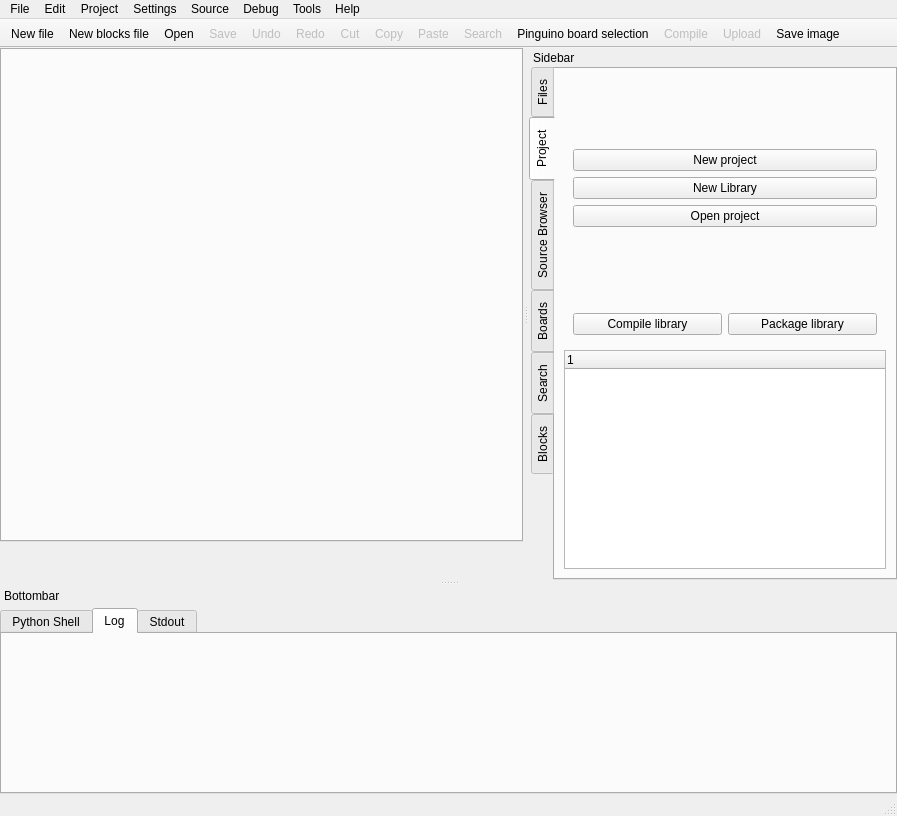
Old version of the form qtgui/frames/main.ui in the repository PinguinoIDE/pinguino-ide.
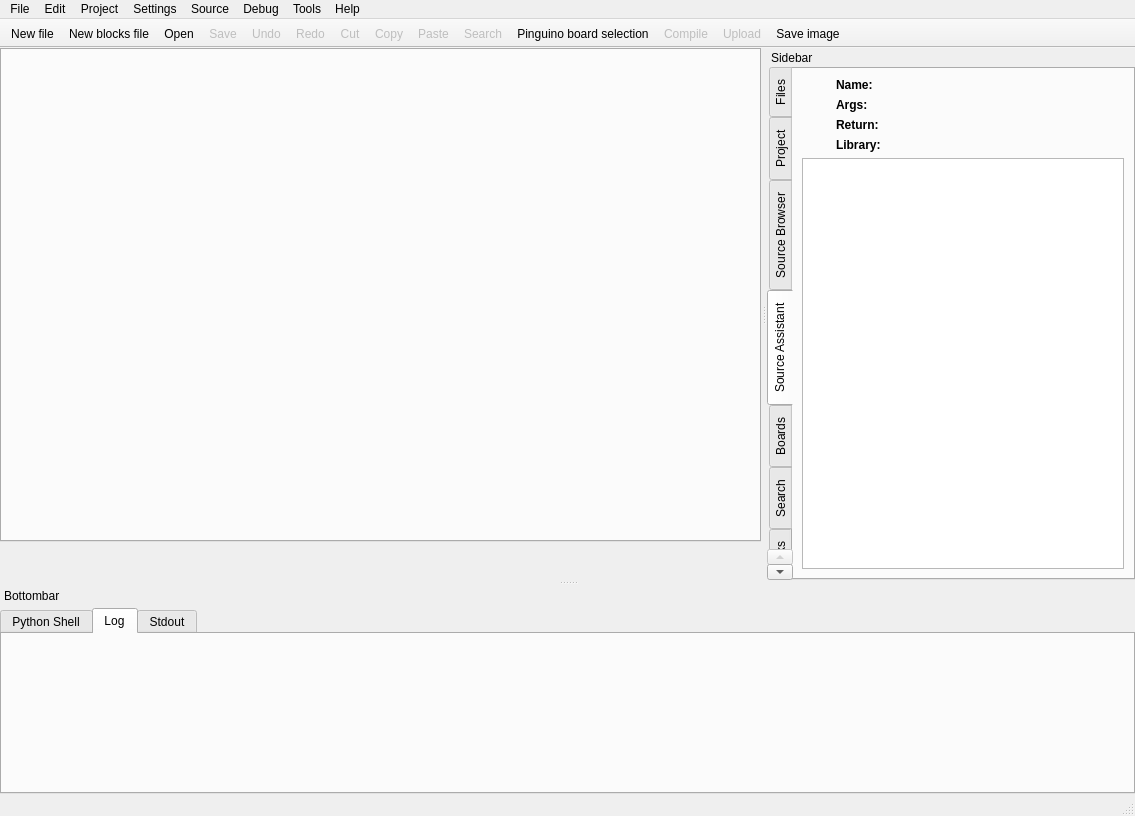
New version of the form. Icons and pictures are not drawn.

Commit message: Experimental feature, Source Assistant.

Diff of the .ui file:
```diff
--- a/qtgui/frames/main.ui
+++ b/qtgui/frames/main.ui
@@ -6,7 +6,7 @@
    <rect>
     <x>0</x>
     <y>0</y>
-    <width>897</width>
+    <width>1135</width>
     <height>816</height>
    </rect>
   </property>
@@ -99,7 +99,7 @@
     <rect>
      <x>0</x>
      <y>0</y>
-     <width>897</width>
+     <width>1135</width>
      <height>29</height>
     </rect>
    </property>
@@ -323,7 +323,7 @@
         <enum>QTabWidget::West</enum>
        </property>
        <property name="currentIndex">
-        <number>1</number>
+        <number>3</number>
        </property>
        <property name="movable">
         <bool>true</bool>
@@ -707,6 +707,123 @@
          </item>
         </layout>
        </widget>
+       <widget class="QWidget" name="SourceAssistant">
+        <attribute name="title">
+         <string>Source Assistant</string>
+        </attribute>
+        <layout class="QGridLayout" name="gridLayout_29">
+         <item row="0" column="0">
+          <spacer name="horizontalSpacer_3">
+           <property name="orientation">
+            <enum>Qt::Horizontal</enum>
+           </property>
+           <property name="sizeType">
+            <enum>QSizePolicy::Fixed</enum>
+           </property>
+           <property name="sizeHint" stdset="0">
+            <size>
+             <width>28</width>
+             <height>20</height>
+            </size>
+           </property>
+          </spacer>
+         </item>
+         <item row="0" column="1">
+          <layout class="QFormLayout" name="formLayout">
+           <property name="fieldGrowthPolicy">
+            <enum>QFormLayout::ExpandingFieldsGrow</enum>
+           </property>
+           <item row="0" column="0">
+            <widget class="QLabel" name="label_10">
+             <property name="font">
+              <font>
+               <weight>75</weight>
+               <bold>true</bold>
+              </font>
+             </property>
+             <property name="text">
+              <string>Name:</string>
+             </property>
+            </widget>
+           </item>
+           <item row="0" column="1">
+            <widget class="QLabel" name="label_assistant_name">
+             <property name="text">
+              <string/>
+             </property>
+            </widget>
+           </item>
+           <item row="1" column="0">
+            <widget class="QLabel" name="label_11">
+             <property name="font">
+              <font>
+               <weight>75</weight>
+               <bold>true</bold>
+              </font>
+             </property>
+             <property name="text">
+              <string>Args:</string>
+             </property>
+            </widget>
+           </item>
+           <item row="1" column="1">
+            <widget class="QLabel" name="label_assistant_args">
+             <property name="text">
+              <string/>
+             </property>
+            </widget>
+           </item>
+           <item row="2" column="0">
+            <widget class="QLabel" name="label_12">
+             <property name="font">
+              <font>
+               <weight>75</weight>
+               <bold>true</bold>
+              </font>
+             </property>
+             <property name="text">
+              <string>Return:</string>
+             </property>
+            </widget>
+           </item>
+           <item row="2" column="1">
+            <widget class="QLabel" name="label_assistant_return">
+             <property name="text">
+              <string/>
+             </property>
+            </widget>
+           </item>
+           <item row="3" column="0">
+            <widget class="QLabel" name="label_13">
+             <property name="font">
+              <font>
+               <weight>75</weight>
+               <bold>true</bold>
+              </font>
+             </property>
+             <property name="text">
+              <string>Library:</string>
+             </property>
+            </widget>
+           </item>
+           <item row="3" column="1">
+            <widget class="QLabel" name="label_assistant_library">
+             <property name="text">
+              <string/>
+             </property>
+            </widget>
+           </item>
+          </layout>
+         </item>
+         <item row="1" column="0" colspan="2">
+          <widget class="QPlainTextEdit" name="plainTextEdit_assistant">
+           <property name="readOnly">
+            <bool>true</bool>
+           </property>
+          </widget>
+         </item>
+        </layout>
+       </widget>
        <widget class="QWidget" name="BoardConfig">
         <attribute name="title">
          <string>Boards</string>
```
Left out of the diff: 12 changed lines with no effect on the pictures. The commit also changes 35 other files.
